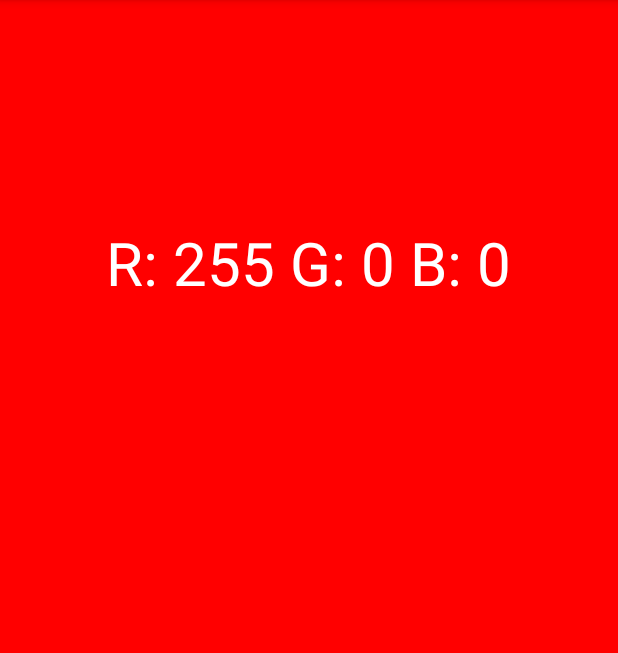
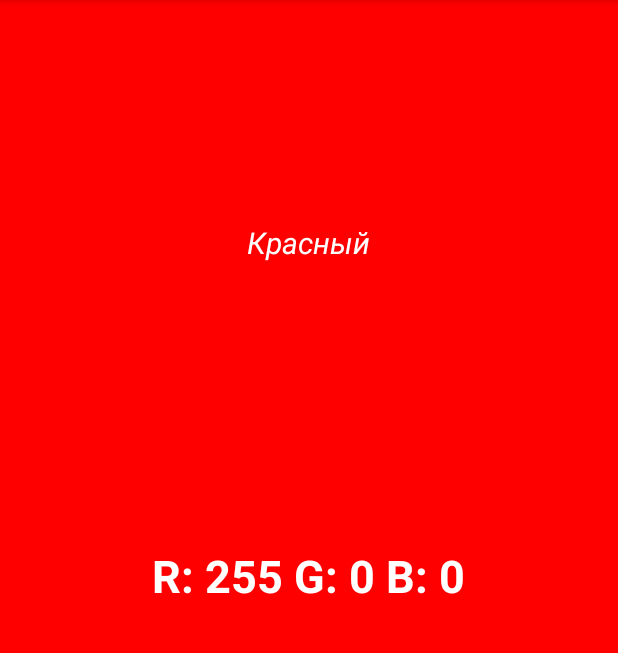
Before and after one commit to nikimakarov/Colorlist, an Android app: the screen it shows after launch (SecondActivity), after a tap on an icon or button, on a phone screen of 412 x 824 dp, the part 84-737 px from its top. Run offline under Robolectric (Android 15) with nearby library versions, the light colour scheme and no system bars.

Commit message:
Colorlist. Version 1.2(Names of colours) Added Color detection in SecondActivity and a new Textview in activity_second, which show the name of the color.

```diff
--- a/app/src/main/java/ru/surf/nikita_makarov/SecondActivity.java
+++ b/app/src/main/java/ru/surf/nikita_makarov/SecondActivity.java
@@ -1,17 +1,46 @@
 package ru.surf.nikita_makarov;
 
+import android.app.ActionBar;
 import android.content.Intent;
 import android.graphics.Color;
 import android.support.v7.app.AppCompatActivity;
 import android.os.Bundle;
+import android.view.MenuItem;
 import android.view.View;
 import android.widget.RelativeLayout;
 import android.widget.TextView;
 
 public class SecondActivity extends AppCompatActivity
 {
-    TextView textview;
+    TextView textview,textview2;
     RelativeLayout relative;
+/*
+    @Override
+    public boolean onOptionsItemSelected(MenuItem item) {
+        switch (item.getItemId()) {
+            case android.R.id.home:
+                // app icon in action bar clicked; goto parent activity.
+                this.finish();
+                return true;
+            default:
+                return super.onOptionsItemSelected(item);
+        }
+    }
+*/
+
+    protected String DetectColor(int num)
+    {
+        if (num>330) {return "Красный";}
+        else if(num>288) {return "Розовый";}
+    else if(num>274) {return "Сиреневый";}
+    else if(num>260) {return "Фиолетовый";}
+    else if(num>210) {return "Синий";}
+    else if(num>138) {return "Голубой";}
+    else if(num>69) {return "Зеленый";}
+        else if(num>36) {return "Желтый";}
+        else if(num>13) { return "Оранжевый";}
+        else { return "Красный";}
+    }
 
     @Override
     protected void onCreate(Bundle savedInstanceState)
@@ -19,13 +48,19 @@ public class SecondActivity extends AppCompatActivity
         super.onCreate(savedInstanceState);
         setContentView(R.layout.activity_second);
 
+    /*    ActionBar actionBar = getActionBar();
+        actionBar.setHomeButtonEnabled(true);
+*/
         textview = (TextView) findViewById(R.id.textview);
+        textview2 = (TextView) findViewById(R.id.textview2);
         relative = (RelativeLayout) findViewById(R.id.relative);
 
         Bundle extras = getIntent().getExtras();
         int uni = extras.getInt("position");
+        String nameofcolor = DetectColor(uni);
         int color  = Color.HSVToColor(new float[]{uni,1f,1f});
         textview.setText("R: " + Color.red(color) + " G: " + Color.green(color) + " B: " + Color.blue(color));
+        textview2.setText(nameofcolor);
         relative.setBackgroundColor(color);
     }
 }
--- a/app/src/main/res/layout/activity_second.xml
+++ b/app/src/main/res/layout/activity_second.xml
@@ -11,11 +11,29 @@
         android:layout_width="wrap_content"
         android:layout_height="wrap_content"
         android:textAppearance="?android:attr/textAppearanceMedium"
-        android:textSize="40sp"
+        android:textSize="30sp"
+        android:textStyle="bold"
         android:textColor="#FFFFFF"
+        android:textAlignment="center"
+        android:background="@android:color/transparent"
+        android:layout_alignParentTop="false"
+        android:layout_marginTop="148dp"
+        android:layout_alignParentBottom="false"
+        android:layout_centerInParent="true" />
+
+    <TextView
+        android:id="@+id/textview2"
+        android:layout_width="wrap_content"
+        android:layout_height="wrap_content"
+        android:textAppearance="?android:attr/textAppearanceMedium"
+        android:textSize="20sp"
+        android:textStyle="italic"
+        android:textColor="#FFFFFF"
+        android:textAlignment="center"
         android:background="@android:color/transparent"
         android:layout_alignParentTop="true"
-        android:layout_centerHorizontal="true"
         android:layout_marginTop="148dp"
-        />
+        android:layout_alignParentBottom="false"
+        android:layout_centerInParent="true"/>
+
 </RelativeLayout>
```
